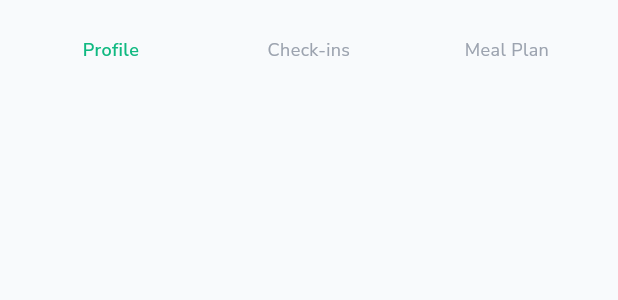
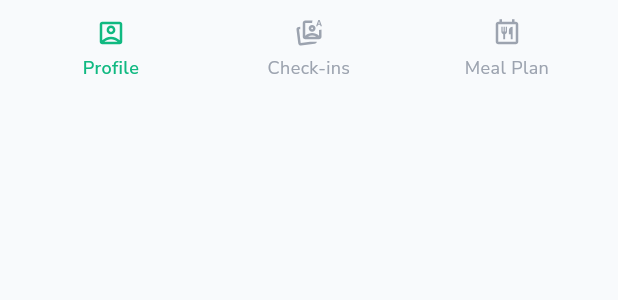
Before and after one commit to mahmoudal99/moctarnutrition, a Flutter app: the FloatingAdminScreenWrapper widget shown alone on an empty page, opened directly with empty values, on a phone screen of 412 x 824 dp. Shown: the top 300 px of the screen. Run offline on Flutter 3.47's test engine with Material 3 defaults, Android fonts, the phone set to English and light mode, and no system bars; our stand-ins replace cached_network_image, cloud_firestore, firebase_auth, firebase_core, firebase_storage, fl_chart and 11 more; missing offline and left inert: flutter_floating_bottom_bar; accounts and stored records are empty; project files that could hold a hidden picture were left out.

Commit message:
Minor changes

```diff
--- a/lib/features/admin/presentation/widgets/floating_admin_screen_wrapper.dart
+++ b/lib/features/admin/presentation/widgets/floating_admin_screen_wrapper.dart
@@ -1,6 +1,7 @@
 import 'package:flutter/material.dart';
 import 'package:flutter/services.dart';
 import 'package:flutter_floating_bottom_bar/flutter_floating_bottom_bar.dart';
+import 'package:flutter_svg/flutter_svg.dart';
 import 'package:champions_gym_app/core/constants/app_constants.dart';
 
 class FloatingAdminScreenWrapper extends StatefulWidget {
@@ -23,7 +24,6 @@ class _FloatingAdminScreenWrapperState extends State<FloatingAdminScreenWrapper>
   @override
   Widget build(BuildContext context) {
     return BottomBar(
-      child: _buildFloatingBottomBar(),
       body: (context, controller) => NotificationListener<ScrollNotification>(
         onNotification: (notification) {
           // Handle scroll notifications if needed
@@ -53,6 +53,7 @@ class _FloatingAdminScreenWrapperState extends State<FloatingAdminScreenWrapper>
           ),
         ],
       ),
+      child: _buildFloatingBottomBar(),
     );
   }
 
@@ -62,15 +63,15 @@ class _FloatingAdminScreenWrapperState extends State<FloatingAdminScreenWrapper>
       child: Row(
         mainAxisAlignment: MainAxisAlignment.spaceEvenly,
         children: [
-          _buildBottomNavItem(0, 'Profile'),
-          _buildBottomNavItem(1, 'Check-ins'),
-          _buildBottomNavItem(2, 'Meal Plan'),
+          _buildBottomNavItem(0, 'Profile', 'assets/images/profile.svg'),
+          _buildBottomNavItem(1, 'Check-ins', 'assets/images/checkin.svg'),
+          _buildBottomNavItem(2, 'Meal Plan', 'assets/images/meal.svg'),
         ],
       ),
     );
   }
 
-  Widget _buildBottomNavItem(int index, String label) {
+  Widget _buildBottomNavItem(int index, String label, String svgPath) {
     final isSelected = widget.currentIndex == index;
     return Expanded(
       child: GestureDetector(
@@ -79,12 +80,25 @@ class _FloatingAdminScreenWrapperState extends State<FloatingAdminScreenWrapper>
           widget.onIndexChanged(index);
         },
         child: Container(
-          padding: const EdgeInsets.symmetric(vertical: 12, horizontal: 8),
+          padding: const EdgeInsets.symmetric(vertical: 0, horizontal: 8),
           decoration: BoxDecoration(
             color: Colors.transparent,
             borderRadius: BorderRadius.circular(16),
           ),
-          child: Text(
+          child: Column(
+            mainAxisSize: MainAxisSize.min,
+            children: [
+              SvgPicture.asset(
+                svgPath,
+                width: 20,
+                height: 20,
+                colorFilter: ColorFilter.mode(
+                  isSelected ? AppConstants.primaryColor : AppConstants.textTertiary,
+                  BlendMode.srcIn,
+                ),
+              ),
+              const SizedBox(height: 4),
+              Text(
                 label,
                 textAlign: TextAlign.center,
                 style: AppTextStyles.caption.copyWith(
@@ -92,6 +106,8 @@ class _FloatingAdminScreenWrapperState extends State<FloatingAdminScreenWrapper>
                   fontWeight: isSelected ? FontWeight.w600 : FontWeight.normal,
                 ),
               ),
+            ],
+          ),
         ),
       ),
     );
--- a/lib/features/profile/presentation/screens/profile_screen.dart
+++ b/lib/features/profile/presentation/screens/profile_screen.dart
@@ -79,6 +79,7 @@ class ProfileScreen extends StatelessWidget {
                 ...support.map((item) => _SettingsTile(item: item)),
                 const SizedBox(height: 32),
                 _LogoutButton(),
+                const SizedBox(height: 96),
               ],
             ),
           ),
```
Also changed, not shown: assets/images/checkin.svg (added), assets/images/meal.svg (added), assets/images/profile.svg (added). Lines whose indentation alone changed are shown as unchanged.
